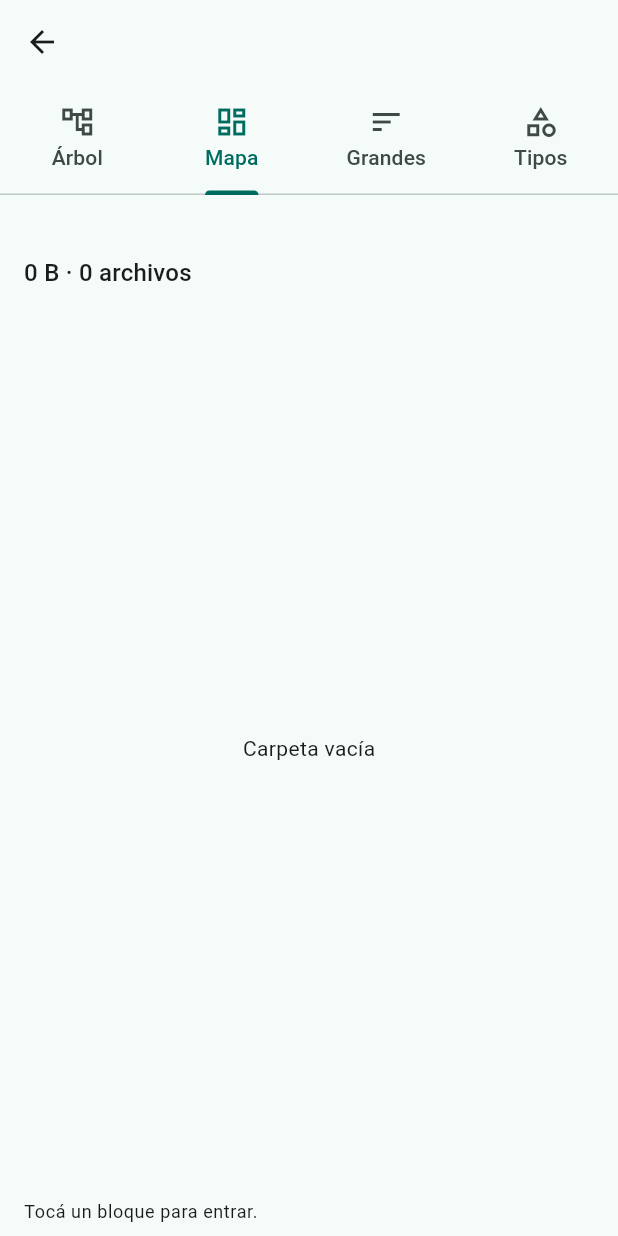
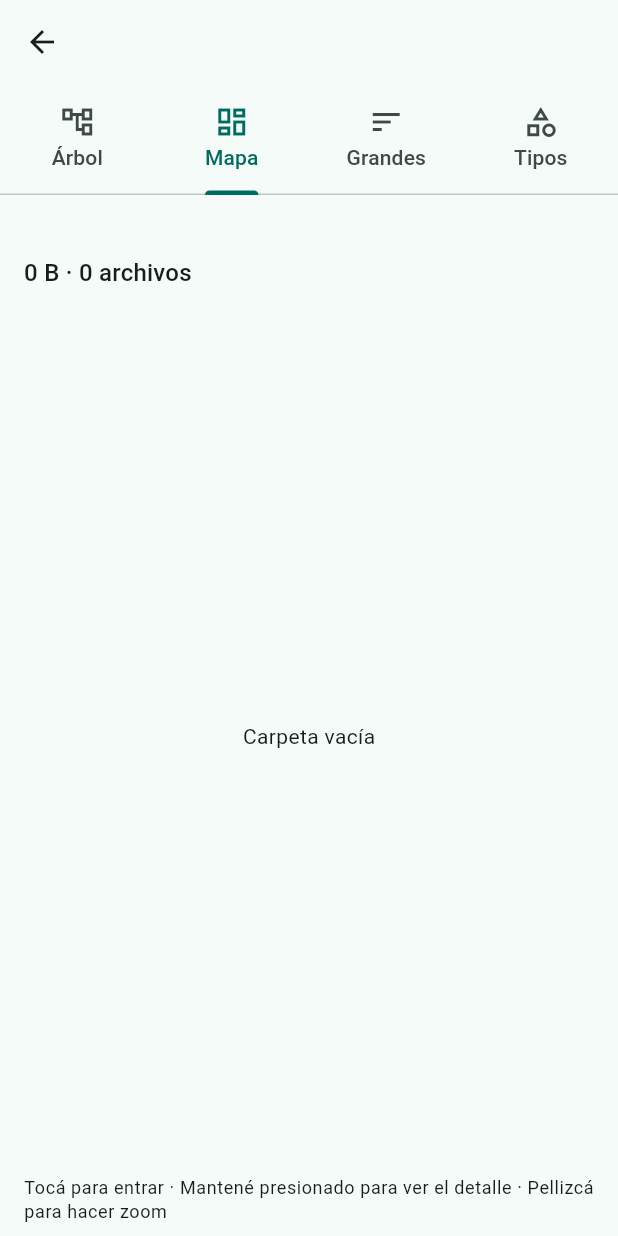
Before and after one commit to luchorcompartidos/diskcompare, a Flutter app: the ResultsPage screen opened directly with empty values, tab 2 chosen, on a phone screen of 412 x 824 dp. Run offline on Flutter 3.47's test engine with Material 3 defaults, Android fonts, the phone set to English and light mode, and no system bars; our stand-ins replace permission_handler.

Commit message:
Mapa con zoom, arrastre y detalle; la barra de navegación ya no tapa la app [patch]
Co-Authored-By: Claude Opus 5.5 <noreply@anthropic.com>
Claude-Session: https://claude.ai/code/session_01X9Q5DPb8ERUSryDDM3Dfzj

```diff
--- a/lib/main.dart
+++ b/lib/main.dart
@@ -186,7 +186,7 @@ class _HomePageState extends State<HomePage> with WidgetsBindingObserver {
       body: RefreshIndicator(
         onRefresh: _refresh,
         child: ListView(
-          padding: const EdgeInsets.all(12),
+          padding: EdgeInsets.fromLTRB(12, 12, 12, 12 + MediaQuery.paddingOf(context).bottom),
           children: [
             if (_granted == false) _permissionCard(),
             for (final v in _vols) _volumeCard(v),
--- a/lib/results.dart
+++ b/lib/results.dart
@@ -52,6 +52,8 @@ class _ResultsPageState extends State<ResultsPage> with SingleTickerProviderStat
       if (mounted) setState(() {});
     });
   late Node _cur = widget.root;
+  final _tc = TransformationController(); // zoom del mapa
+  final List<int> _rest = []; // mapa: "elementos chicos" abiertos (desde qué posición)
   Kind? _kind;
   _Stats? _statsCache;
   _Stats get _stats => _statsCache ??= _Stats.of(widget.root);
@@ -61,16 +63,30 @@ class _ResultsPageState extends State<ResultsPage> with SingleTickerProviderStat
   @override
   void dispose() {
     _tabs.dispose();
+    _tc.dispose();
     super.dispose();
   }
 
   bool get _inTree => _tabs.index <= 1;
 
-  void _go(Node n) => setState(() => _cur = n);
+  void _go(Node n) {
+    _tc.value = Matrix4.identity();
+    setState(() {
+      _cur = n;
+      _rest.clear();
+    });
+  }
+
+  bool get _inRest => _tabs.index == 1 && _rest.isNotEmpty;
 
   void _up() {
+    if (_inRest) {
+      _tc.value = Matrix4.identity();
+      setState(() => _rest.removeLast());
+      return;
+    }
     final p = _cur.parent;
-    if (p != null) setState(() => _cur = p);
+    if (p != null) _go(p);
   }
 
   void _showInTree(Node file) {
@@ -82,7 +98,7 @@ class _ResultsPageState extends State<ResultsPage> with SingleTickerProviderStat
   @override
   Widget build(BuildContext context) {
     return PopScope(
-      canPop: !_inTree || _cur.isRoot,
+      canPop: !_inTree || (_cur.isRoot && !_inRest),
       onPopInvokedWithResult: (didPop, _) {
         if (!didPop) _up();
       },
@@ -99,10 +115,14 @@ class _ResultsPageState extends State<ResultsPage> with SingleTickerProviderStat
             ],
           ),
         ),
-        body: TabBarView(
+        // SafeArea: que la barra de navegación de Android no tape la parte de abajo
+        body: SafeArea(
+          top: false,
+          child: TabBarView(
             controller: _tabs,
             physics: const NeverScrollableScrollPhysics(),
             children: [_treeTab(), _mapTab(), _bigTab(), _typesTab()],
+          ),
         ),
       ),
     );
@@ -247,38 +267,58 @@ class _ResultsPageState extends State<ResultsPage> with SingleTickerProviderStat
   }
 
   void _details(Node n) {
-    final kind = kindOf(n.name);
+    final kind = n.isDir ? null : kindOf(n.name);
     showModalBottomSheet(
       context: context,
       showDragHandle: true,
-      builder: (ctx) => Padding(
+      builder: (ctx) => SafeArea(
+        child: Padding(
           padding: const EdgeInsets.fromLTRB(20, 0, 20, 24),
           child: Column(
             mainAxisSize: MainAxisSize.min,
             crossAxisAlignment: CrossAxisAlignment.start,
             children: [
               Row(children: [
-              Icon(kind.icon, color: kind.color),
+                Icon(n.isDir ? Icons.folder : kind!.icon,
+                    color: n.isDir ? Colors.amber.shade700 : kind!.color),
                 const SizedBox(width: 8),
                 Expanded(child: Text(n.name, style: Theme.of(ctx).textTheme.titleMedium)),
               ]),
               const SizedBox(height: 12),
               Text('Tamaño: ${fmtSize(n.size)} (${fmtInt(n.size)} bytes)'),
-            Text('Tipo: ${kind.label}'),
-            if (n.mtime > 0) Text('Modificado: ${fmtDate(n.mtime)}'),
+              if (n.isDir) Text('Contiene: ${fmtInt(n.files)} archivos') else Text('Tipo: ${kind!.label}'),
+              if (n.mtime > 0) Text('${n.isDir ? 'Último cambio adentro' : 'Modificado'}: ${fmtDate(n.mtime)}'),
+              if (n.restricted) const Text('Android limita lo que se puede ver en esta carpeta.'),
               const SizedBox(height: 8),
-            SelectableText('Carpeta: ${n.parent?.path ?? ''}',
+              SelectableText('${n.isDir ? 'Ruta' : 'Carpeta'}: ${n.isDir ? n.path : n.parent?.path ?? ''}',
                   style: Theme.of(ctx).textTheme.bodySmall),
               const SizedBox(height: 12),
+              Wrap(spacing: 8, runSpacing: 8, children: [
+                if (n.isDir)
+                  FilledButton.icon(
+                    onPressed: () {
+                      Navigator.pop(ctx);
+                      _go(n);
+                    },
+                    icon: const Icon(Icons.login),
+                    label: const Text('Entrar'),
+                  ),
                 FilledButton.tonalIcon(
                   onPressed: () {
                     Navigator.pop(ctx);
+                    if (n.isDir) {
+                      _go(n);
+                      _tabs.animateTo(0);
+                    } else {
                       _showInTree(n);
+                    }
                   },
                   icon: const Icon(Icons.account_tree_outlined),
-              label: const Text('Ver su carpeta en el Árbol'),
+                  label: Text(n.isDir ? 'Ver en el Árbol' : 'Ver su carpeta en el Árbol'),
                 ),
+              ]),
             ],
+          ),
         ),
       ),
     );
@@ -287,34 +327,68 @@ class _ResultsPageState extends State<ResultsPage> with SingleTickerProviderStat
   // ---------- Mapa (estilo Disk Usage) ----------
 
   Widget _mapTab() {
+    final start = _rest.isEmpty ? 0 : _rest.last;
+    final small = Theme.of(context).textTheme.bodySmall;
     return Column(
       crossAxisAlignment: CrossAxisAlignment.start,
       children: [
         _crumbs(),
-        _summary(),
+        if (start == 0)
+          _summary()
+        else
+          Padding(
+            padding: const EdgeInsets.fromLTRB(16, 0, 16, 8),
+            child: Text(
+              'Elementos chicos de "${_cur.isRoot ? widget.label : _cur.name}": '
+              '${fmtInt(_cur.children.length - start)} elementos · '
+              '${fmtSize(_cur.children.skip(start).fold<int>(0, (a, n) => a + n.size))}',
+              style: Theme.of(context).textTheme.titleSmall,
+            ),
+          ),
         Expanded(
           child: Padding(
             padding: const EdgeInsets.fromLTRB(8, 0, 8, 4),
             child: LayoutBuilder(builder: (_, c) {
-              final items = layoutTreemap(_cur, Offset.zero & c.biggest);
+              final items = layoutTreemap(_cur, Offset.zero & c.biggest, start: start);
               if (items.isEmpty) {
                 return Center(child: Text(_cur.restricted ? 'Sin acceso al contenido' : 'Carpeta vacía'));
               }
-              return GestureDetector(
-                onTapUp: (d) {
+              return ClipRect(
+                child: Stack(children: [
+                  InteractiveViewer(
+                    transformationController: _tc,
+                    minScale: 1,
+                    maxScale: 40,
+                    child: GestureDetector(
+                      onTapUp: (d) => _tapBlock(hitTreemap(items, d.localPosition)),
+                      onLongPressStart: (d) {
                         final it = hitTreemap(items, d.localPosition);
-                  if (it == null) return;
-                  final n = it.node;
-                  if (n.synthetic) {
-                    ScaffoldMessenger.of(context).showSnackBar(const SnackBar(
-                        content: Text('Son elementos chicos: miralos en la pestaña Árbol.')));
-                  } else if (n.isDir) {
-                    _go(n);
-                  } else {
-                    _details(n);
-                  }
+                        if (it != null && !it.node.synthetic) _details(it.node);
                       },
-                child: CustomPaint(size: c.biggest, painter: TreemapPainter(items)),
+                      child: ListenableBuilder(
+                        listenable: _tc,
+                        builder: (_, __) => CustomPaint(
+                          size: c.biggest,
+                          painter: TreemapPainter(items, _tc.value.getMaxScaleOnAxis()),
+                        ),
+                      ),
+                    ),
+                  ),
+                  Positioned(
+                    right: 6,
+                    top: 6,
+                    child: ListenableBuilder(
+                      listenable: _tc,
+                      builder: (_, __) => _tc.value.getMaxScaleOnAxis() > 1.01
+                          ? IconButton.filledTonal(
+                              tooltip: 'Ver todo',
+                              icon: const Icon(Icons.zoom_out_map),
+                              onPressed: () => _tc.value = Matrix4.identity(),
+                            )
+                          : const SizedBox.shrink(),
+                    ),
+                  ),
+                ]),
               );
             }),
           ),
@@ -322,12 +396,27 @@ class _ResultsPageState extends State<ResultsPage> with SingleTickerProviderStat
         Padding(
           padding: const EdgeInsets.fromLTRB(16, 0, 16, 8),
           child: Text(
-            _cur.isRoot ? 'Tocá un bloque para entrar.' : 'Tocá un bloque para entrar · Atrás para subir.',
-            style: Theme.of(context).textTheme.bodySmall,
+            'Tocá para entrar · Mantené presionado para ver el detalle · '
+            'Pellizcá para hacer zoom${(_cur.isRoot && start == 0) ? '' : ' · Atrás para volver'}',
+            style: small,
           ),
         ),
       ],
     );
+  }
+
+  void _tapBlock(TmItem? it) {
+    if (it == null) return;
+    final n = it.node;
+    if (it.restStart != null) {
+      // Bloque gris: abre un mapa solo con los elementos chicos
+      _tc.value = Matrix4.identity();
+      setState(() => _rest.add(it.restStart!));
+    } else if (n.isDir) {
+      _go(n);
+    } else {
+      _details(n);
+    }
   }
 
   // ---------- Archivos más grandes ----------
--- a/lib/treemap.dart
+++ b/lib/treemap.dart
@@ -8,26 +8,32 @@ import 'scanner.dart';
 class TmItem {
   final Node node;
   final double value;
+  final int? restStart; // bloque gris: desde qué posición siguen los elementos chicos
   Rect rect = Rect.zero;
-  TmItem(this.node, this.value);
+  TmItem(this.node, this.value, {this.restStart});
 }
 
 /// Mapa de bloques "squarified": cada bloque ocupa un área proporcional a su tamaño.
-List<TmItem> layoutTreemap(Node parent, Rect area, {int maxItems = 150}) {
-  final kids = parent.children.where((n) => n.size > 0).toList();
+/// [start]: saltea los primeros elementos (para el mapa de "elementos chicos").
+List<TmItem> layoutTreemap(Node parent, Rect area, {int maxItems = 150, int start = 0}) {
+  // children ya viene ordenado de mayor a menor
+  final kids = parent.children.skip(start).where((n) => n.size > 0).toList();
   if (kids.isEmpty || area.width <= 0 || area.height <= 0) return [];
   var shown = kids;
+  Node? other;
   if (kids.length > maxItems) {
     final rest = kids.sublist(maxItems - 1);
-    final other = Node('${rest.length} elementos más', false,
+    other = Node('${rest.length} elementos más', false,
         size: rest.fold<int>(0, (s, n) => s + n.size), synthetic: true)
       ..parent = parent;
     shown = [...kids.sublist(0, maxItems - 1), other];
   }
   final total = shown.fold<int>(0, (s, n) => s + n.size).toDouble();
   final scale = area.width * area.height / total;
-  final items = [for (final n in shown) TmItem(n, n.size * scale)]
-    ..sort((a, b) => b.value.compareTo(a.value));
+  final restStart = start + maxItems - 1;
+  final items = [
+    for (final n in shown) TmItem(n, n.size * scale, restStart: identical(n, other) ? restStart : null)
+  ]..sort((a, b) => b.value.compareTo(a.value));
   _squarify(items, area);
   return items;
 }
@@ -95,41 +101,42 @@ Color treemapColor(Node n, int i) {
 
 class TreemapPainter extends CustomPainter {
   final List<TmItem> items;
-  TreemapPainter(this.items);
+  final double zoom; // escala actual del zoom: el texto se mantiene legible
+  TreemapPainter(this.items, [this.zoom = 1]);
 
   @override
   void paint(Canvas canvas, Size size) {
     for (var i = 0; i < items.length; i++) {
       final it = items[i];
-      final r = it.rect.deflate(1);
+      final r = it.rect.deflate(1 / zoom);
       if (r.width <= 0 || r.height <= 0) continue;
-      canvas.drawRRect(RRect.fromRectAndRadius(r, const Radius.circular(3)),
+      canvas.drawRRect(RRect.fromRectAndRadius(r, Radius.circular(3 / zoom)),
           Paint()..color = treemapColor(it.node, i));
-      if (r.width > 46 && r.height > 26) {
+      if (r.width * zoom > 46 && r.height * zoom > 26) {
         final tp = TextPainter(
           text: TextSpan(
-            style: const TextStyle(color: Colors.white, fontSize: 11),
+            style: TextStyle(color: Colors.white, fontSize: 11 / zoom),
             children: [
               TextSpan(
-                  text: '${it.node.isDir ? '📁 ' : ''}${it.node.name}\n',
-                  style: const TextStyle(fontWeight: FontWeight.bold, fontSize: 12)),
+                  text: '${it.node.synthetic ? '' : it.node.isDir ? '📁 ' : ''}${it.node.name}\n',
+                  style: TextStyle(fontWeight: FontWeight.bold, fontSize: 12 / zoom)),
               TextSpan(text: fmtSize(it.node.size)),
             ],
           ),
           textDirection: TextDirection.ltr,
           maxLines: 2,
           ellipsis: '…',
-        )..layout(maxWidth: r.width - 8);
+        )..layout(maxWidth: r.width - 8 / zoom);
         canvas.save();
         canvas.clipRect(r);
-        tp.paint(canvas, r.topLeft + const Offset(4, 3));
+        tp.paint(canvas, r.topLeft + Offset(4 / zoom, 3 / zoom));
         canvas.restore();
       }
     }
   }
 
   @override
-  bool shouldRepaint(covariant TreemapPainter old) => old.items != items;
+  bool shouldRepaint(covariant TreemapPainter old) => old.items != items || old.zoom != zoom;
 }
 
 TmItem? hitTreemap(List<TmItem> items, Offset p) {
```
Also changed, not shown: 2 other files. Lines whose indentation alone changed are shown as unchanged.
